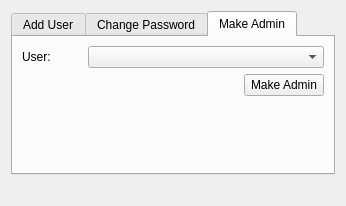
Qt form ui_files/admin_tools.ui (sanath111/rbhus_clone) before a commit.
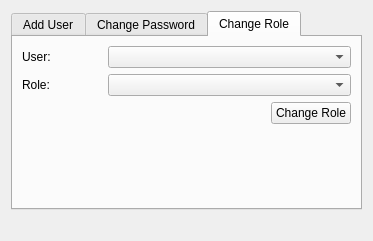
The same form after that commit. The open tabs and pages were chosen to show the change.

Patch:
```diff
--- a/ui_files/admin_tools.ui
+++ b/ui_files/admin_tools.ui
@@ -6,24 +6,14 @@
    <rect>
     <x>0</x>
     <y>0</y>
-    <width>332</width>
-    <height>206</height>
+    <width>373</width>
+    <height>241</height>
    </rect>
   </property>
   <property name="windowTitle">
    <string>Form</string>
   </property>
   <layout class="QGridLayout" name="gridLayout_2">
-   <item row="1" column="0">
-    <widget class="QLabel" name="messageLabel">
-     <property name="text">
-      <string/>
-     </property>
-     <property name="alignment">
-      <set>Qt::AlignCenter</set>
-     </property>
-    </widget>
-   </item>
    <item row="0" column="0">
     <widget class="QTabWidget" name="tabWidget">
      <property name="currentIndex">
@@ -259,63 +249,10 @@
      </widget>
      <widget class="QWidget" name="tab">
       <attribute name="title">
-       <string>Make Admin</string>
+       <string>Change Role</string>
       </attribute>
       <layout class="QGridLayout" name="gridLayout">
-       <item row="0" column="0" colspan="2">
-        <layout class="QHBoxLayout" name="horizontalLayout">
-         <item>
-          <widget class="QLabel" name="label">
-           <property name="sizePolicy">
-            <sizepolicy hsizetype="MinimumExpanding" vsizetype="Preferred">
-             <horstretch>0</horstretch>
-             <verstretch>0</verstretch>
-            </sizepolicy>
-           </property>
-           <property name="maximumSize">
-            <size>
-             <width>60</width>
-             <height>16777215</height>
-            </size>
-           </property>
-           <property name="text">
-            <string>User:</string>
-           </property>
-          </widget>
-         </item>
-         <item>
-          <widget class="QComboBox" name="userList">
-           <property name="focusPolicy">
-            <enum>Qt::NoFocus</enum>
-           </property>
-          </widget>
-         </item>
-        </layout>
-       </item>
-       <item row="1" column="0">
-        <spacer name="horizontalSpacer_2">
-         <property name="orientation">
-          <enum>Qt::Horizontal</enum>
-         </property>
-         <property name="sizeHint" stdset="0">
-          <size>
-           <width>206</width>
-           <height>20</height>
-          </size>
-         </property>
-        </spacer>
-       </item>
-       <item row="1" column="1">
-        <widget class="QPushButton" name="makeAdminButt">
-         <property name="focusPolicy">
-          <enum>Qt::NoFocus</enum>
-         </property>
-         <property name="text">
-          <string>Make Admin</string>
-         </property>
-        </widget>
-       </item>
-       <item row="2" column="0">
+       <item row="4" column="0">
         <spacer name="verticalSpacer_2">
          <property name="orientation">
           <enum>Qt::Vertical</enum>
@@ -328,10 +265,103 @@
          </property>
         </spacer>
        </item>
+       <item row="1" column="0" colspan="2">
+        <layout class="QHBoxLayout" name="horizontalLayout_8">
+         <item>
+          <widget class="QLabel" name="label_8">
+           <property name="sizePolicy">
+            <sizepolicy hsizetype="MinimumExpanding" vsizetype="Preferred">
+             <horstretch>0</horstretch>
+             <verstretch>0</verstretch>
+            </sizepolicy>
+           </property>
+           <property name="maximumSize">
+            <size>
+             <width>80</width>
+             <height>16777215</height>
+            </size>
+           </property>
+           <property name="text">
+            <string>Role:</string>
+           </property>
+          </widget>
+         </item>
+         <item>
+          <widget class="QComboBox" name="roleList_chrole">
+           <property name="focusPolicy">
+            <enum>Qt::NoFocus</enum>
+           </property>
+          </widget>
+         </item>
+        </layout>
+       </item>
+       <item row="3" column="1">
+        <widget class="QPushButton" name="chanageRoleButt">
+         <property name="focusPolicy">
+          <enum>Qt::NoFocus</enum>
+         </property>
+         <property name="text">
+          <string>Change Role</string>
+         </property>
+        </widget>
+       </item>
+       <item row="3" column="0">
+        <spacer name="horizontalSpacer_2">
+         <property name="orientation">
+          <enum>Qt::Horizontal</enum>
+         </property>
+         <property name="sizeHint" stdset="0">
+          <size>
+           <width>206</width>
+           <height>20</height>
+          </size>
+         </property>
+        </spacer>
+       </item>
+       <item row="0" column="0" colspan="2">
+        <layout class="QHBoxLayout" name="horizontalLayout_9">
+         <item>
+          <widget class="QLabel" name="label_9">
+           <property name="sizePolicy">
+            <sizepolicy hsizetype="MinimumExpanding" vsizetype="Preferred">
+             <horstretch>0</horstretch>
+             <verstretch>0</verstretch>
+            </sizepolicy>
+           </property>
+           <property name="maximumSize">
+            <size>
+             <width>80</width>
+             <height>16777215</height>
+            </size>
+           </property>
+           <property name="text">
+            <string>User:</string>
+           </property>
+          </widget>
+         </item>
+         <item>
+          <widget class="QComboBox" name="userList_chrole">
+           <property name="focusPolicy">
+            <enum>Qt::NoFocus</enum>
+           </property>
+          </widget>
+         </item>
+        </layout>
+       </item>
       </layout>
      </widget>
     </widget>
    </item>
+   <item row="2" column="0">
+    <widget class="QLabel" name="messageLabel">
+     <property name="text">
+      <string/>
+     </property>
+     <property name="alignment">
+      <set>Qt::AlignCenter</set>
+     </property>
+    </widget>
+   </item>
   </layout>
  </widget>
  <resources/>
```
Left out of the diff: 148 changed lines with no effect on the pictures.
